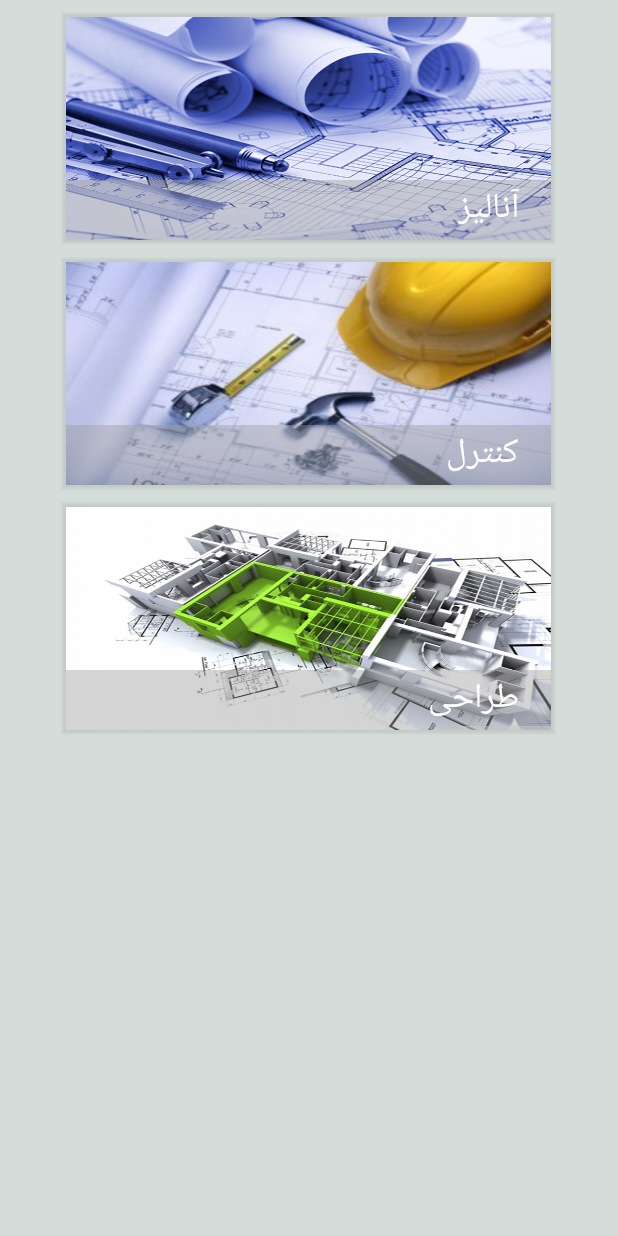
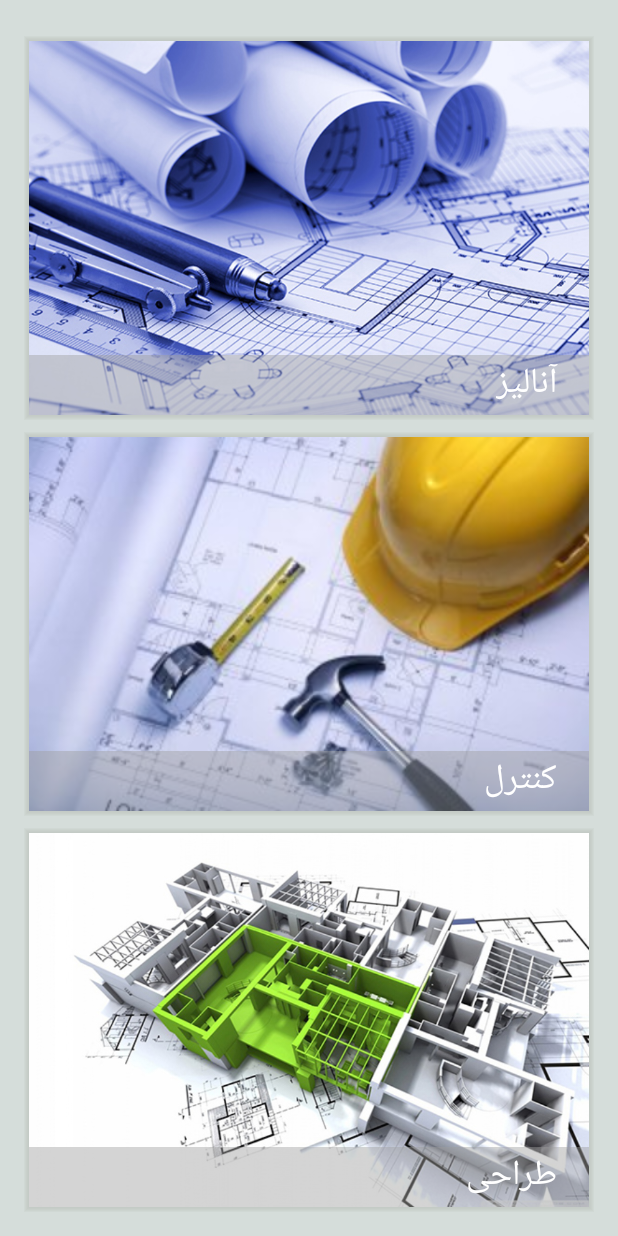
Before and after one commit to Matarata94/Construction, an Android app: the layout action_fragment.xml on its own in the app's theme, with its tools: preview values and no code run, on a phone screen of 412 x 824 dp. Run offline under Robolectric (Android 15) with nearby library versions, the light colour scheme and no system bars; network calls fail.

Commit message:
Wednesday 24/9/95 23:24

```diff
--- a/app/src/main/java/ir/matarata/construction/FragmentSectionDetails.java
+++ b/app/src/main/java/ir/matarata/construction/FragmentSectionDetails.java
@@ -501,9 +501,10 @@ public class FragmentSectionDetails extends Fragment implements View.OnClickList
                 .onPositive(new MaterialDialog.SingleButtonCallback() {
                     @Override
                     public void onClick(@NonNull MaterialDialog dialog, @NonNull DialogAction which) {
+
                         FragmentTransaction xfragmentTransaction = ActivityMain.mFragmentManager.beginTransaction();
                         xfragmentTransaction.replace(R.id.containerView, new FragmentTab()).commit();
-                        maghtaChanged = 1;
+                        //maghtaChanged = 1;
                         db.open();
                         db.UpdateInformation(maghtaType,1,"maghta_type");
                         db.close();
@@ -674,6 +675,4 @@ public class FragmentSectionDetails extends Fragment implements View.OnClickList
         metfy.setOnTouchListener(this);
     }
 
-
-
 }
--- a/app/src/main/res/layout/action_fragment.xml
+++ b/app/src/main/res/layout/action_fragment.xml
@@ -1,16 +1,20 @@
 <?xml version="1.0" encoding="utf-8"?>
-<RelativeLayout xmlns:android="http://schemas.android.com/apk/res/android"
+<LinearLayout xmlns:android="http://schemas.android.com/apk/res/android"
     android:layout_width="match_parent"
     android:layout_height="match_parent"
+    android:padding="16dp"
+    android:orientation="vertical"
+    android:weightSum="3"
     android:background="#d5ddda">
 
     <RelativeLayout
         android:id="@+id/am_rl_first"
-        android:layout_width="330dp"
+        android:layout_width="match_parent"
         android:layout_height="155dp"
         android:layout_below="@+id/toolbar"
         android:layout_centerHorizontal="true"
         android:layout_marginTop="8dp"
+        android:layout_weight="1"
         android:background="@drawable/analyshadow"
         android:scaleType="fitXY" >
 
@@ -51,11 +55,12 @@
 
     <RelativeLayout
         android:id="@+id/am_rl_second"
-        android:layout_width="330dp"
+        android:layout_width="match_parent"
         android:layout_height="155dp"
         android:layout_below="@+id/am_rl_first"
         android:layout_centerHorizontal="true"
         android:layout_marginTop="8dp"
+        android:layout_weight="1"
         android:background="@drawable/controlshadow" >
 
         <View
@@ -96,11 +101,12 @@
 
     <RelativeLayout
         android:id="@+id/am_rl_third"
-        android:layout_width="330dp"
+        android:layout_width="match_parent"
         android:layout_height="155dp"
         android:layout_below="@+id/am_rl_second"
         android:layout_centerHorizontal="true"
         android:layout_marginTop="8dp"
+        android:layout_weight="1"
         android:background="@drawable/designshadow" >
 
         <View
@@ -139,4 +145,4 @@
 
     </RelativeLayout>
 
-</RelativeLayout>
+</LinearLayout>
--- a/app/src/main/res/layout/activity_main.xml
+++ b/app/src/main/res/layout/activity_main.xml
@@ -15,7 +15,6 @@
         xmlns:app="http://schemas.android.com/apk/res-auto"
         android:layout_height="match_parent"
         android:layout_width="match_parent"
-        android:paddingTop="1dp"
         android:id="@+id/drawerLayout" >
 
         <FrameLayout
```
Also changed, not shown: app/src/main/java/ir/matarata/construction/ActivityMain.java (+42 -34 lines), app/src/main/java/ir/matarata/construction/CustomViewPager.java (added, +38 -0 lines), app/src/main/java/ir/matarata/construction/FragmentTab.java (+42 -6 lines), app/src/main/res/layout/tab_layout.xml (+8 -9 lines).
